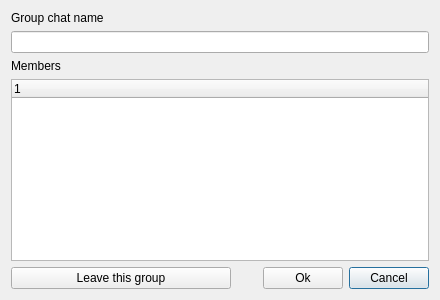
Qt form src/desktop/GuiCreateGroup.ui (Stkai/BeeBEEP) before a commit.
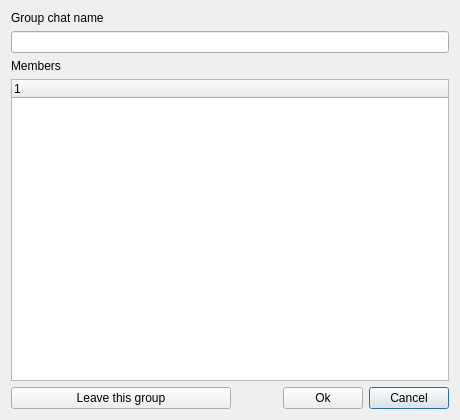
The same form after that commit. Icons and pictures are not drawn.

What changed in the file:
```diff
--- a/src/desktop/GuiCreateGroup.ui
+++ b/src/desktop/GuiCreateGroup.ui
@@ -6,8 +6,8 @@
    <rect>
     <x>0</x>
     <y>0</y>
-    <width>440</width>
-    <height>300</height>
+    <width>460</width>
+    <height>420</height>
    </rect>
   </property>
   <property name="windowTitle">
```
